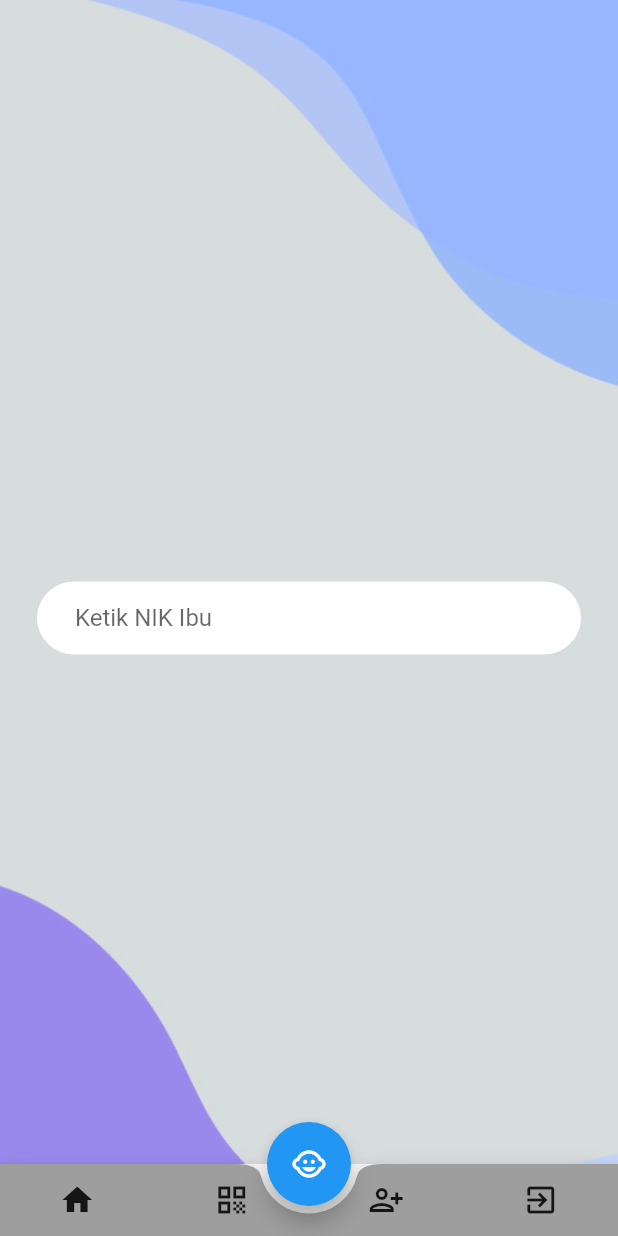
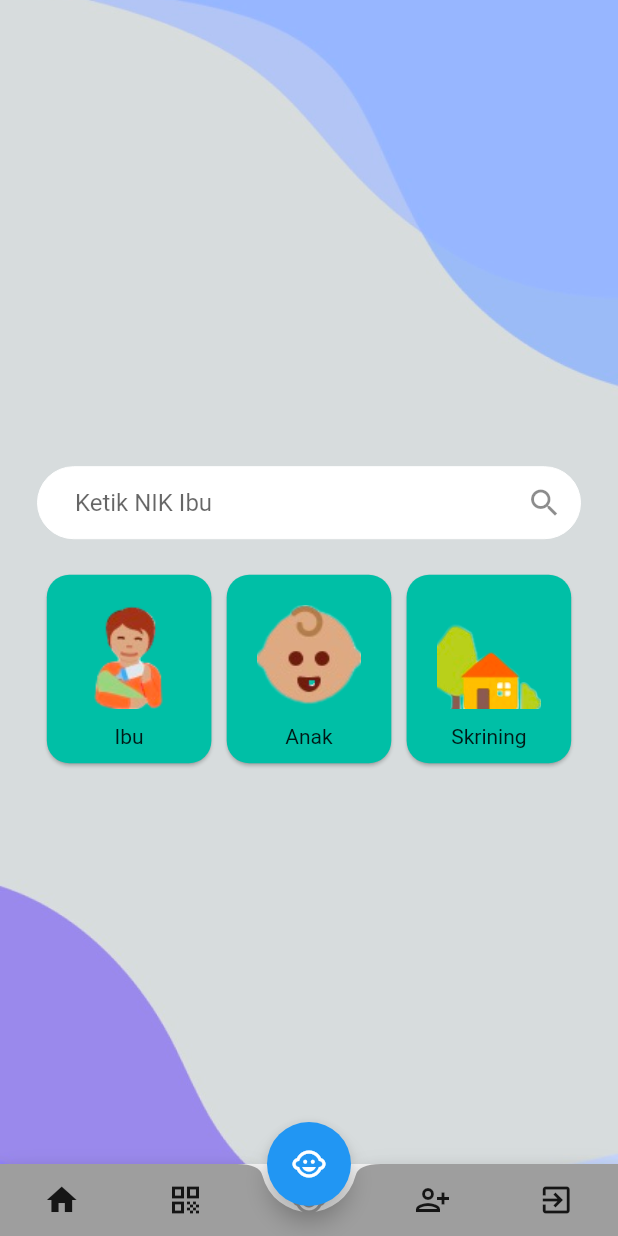
Before and after one commit to nendi123/stunting_app, a Flutter app: the HomePetugasPage screen opened by its route, on a phone screen of 412 x 824 dp. Run offline on Flutter 3.47's test engine with Material 2 defaults, Android fonts, the phone set to English and light mode, and no system bars.

Commit message:
:hammer: image anak dan row home

```diff
--- a/lib/pages/petugas/home_petugas_page.dart
+++ b/lib/pages/petugas/home_petugas_page.dart
@@ -1,4 +1,5 @@
 import 'package:flutter/material.dart';
+import 'package:stunting_app/shared/constant.dart';
 
 class HomePetugasPage extends StatefulWidget {
   const HomePetugasPage({super.key});
@@ -25,13 +26,15 @@ class _HomePetugasPageState extends State<HomePetugasPage> {
           crossAxisAlignment: CrossAxisAlignment.start,
           children: [
             Container(
-              margin: const EdgeInsets.symmetric(horizontal: 25),
+              margin: EdgeInsets.symmetric(horizontal: Constant().margin),
               child: TextField(
                 decoration: InputDecoration(
+                    suffixIcon: Icon(Icons.search),
                     filled: true,
                     fillColor: Colors.white,
                     hintText: 'Ketik NIK Ibu',
-                    contentPadding: const EdgeInsets.symmetric(horizontal: 25),
+                    contentPadding:
+                        EdgeInsets.symmetric(horizontal: Constant().margin),
                     border: OutlineInputBorder(
                       borderRadius: BorderRadius.circular(30),
                     ),
@@ -40,6 +43,93 @@ class _HomePetugasPageState extends State<HomePetugasPage> {
                       borderSide:
                           const BorderSide(color: Colors.white, width: 0.0),
                     )),
+              ),
+            ),
+            const SizedBox(
+              height: 20,
+            ),
+            Container(
+              margin: EdgeInsets.symmetric(horizontal: Constant().margin),
+              child: Row(
+                mainAxisAlignment: MainAxisAlignment.spaceEvenly,
+                mainAxisSize: MainAxisSize.max,
+                children: [
+                  GestureDetector(
+                    onTap: (() {
+                      Navigator.pushNamed(context, '/listPemain');
+                    }),
+                    child: Container(
+                      width: MediaQuery.of(context).size.width / 3.5,
+                      child: Card(
+                          color: Color.fromRGBO(0, 191, 166, 1),
+                          shape: RoundedRectangleBorder(
+                            borderRadius: BorderRadius.circular(15.0),
+                          ),
+                          child: Container(
+                            padding: EdgeInsets.all(10),
+                            child: Column(
+                              children: [
+                                Container(
+                                  padding: EdgeInsets.all(10),
+                                  child: Image.asset('assets/ibu.png'),
+                                ),
+                                Text('Ibu')
+                              ],
+                            ),
+                          )),
+                    ),
+                  ),
+                  GestureDetector(
+                    onTap: (() {
+                      Navigator.pushNamed(context, '/listPelatih');
+                    }),
+                    child: Container(
+                      width: MediaQuery.of(context).size.width / 3.5,
+                      child: Card(
+                          color: Color.fromRGBO(0, 191, 166, 1),
+                          shape: RoundedRectangleBorder(
+                            borderRadius: BorderRadius.circular(15.0),
+                          ),
+                          child: Container(
+                            padding: EdgeInsets.all(10),
+                            child: Column(
+                              children: [
+                                Container(
+                                  padding: EdgeInsets.all(10),
+                                  child: Image.asset('assets/anak.png'),
+                                ),
+                                Text('Anak')
+                              ],
+                            ),
+                          )),
+                    ),
+                  ),
+                  GestureDetector(
+                    onTap: (() {
+                      Navigator.pushNamed(context, '/listPelatih');
+                    }),
+                    child: Container(
+                      width: MediaQuery.of(context).size.width / 3.5,
+                      child: Card(
+                          color: Color.fromRGBO(0, 191, 166, 1),
+                          shape: RoundedRectangleBorder(
+                            borderRadius: BorderRadius.circular(15.0),
+                          ),
+                          child: Container(
+                            padding: EdgeInsets.all(10),
+                            child: Column(
+                              children: [
+                                Container(
+                                  padding: EdgeInsets.all(10),
+                                  child: Image.asset('assets/skrining.png'),
+                                ),
+                                Text('Skrining')
+                              ],
+                            ),
+                          )),
+                    ),
+                  ),
+                ],
               ),
             ),
           ],
@@ -53,7 +143,6 @@ class _HomePetugasPageState extends State<HomePetugasPage> {
       bottomNavigationBar: BottomAppBar(
         color: Colors.grey,
         shape: const CircularNotchedRectangle(),
-        notchMargin: 5,
         child: Row(
           mainAxisSize: MainAxisSize.max,
           mainAxisAlignment: MainAxisAlignment.spaceAround,
@@ -67,6 +156,13 @@ class _HomePetugasPageState extends State<HomePetugasPage> {
             IconButton(
               icon: const Icon(
                 Icons.qr_code,
+              ),
+              onPressed: () {},
+            ),
+            IconButton(
+              icon: const Icon(
+                Icons.child_care,
+                color: Colors.grey,
               ),
               onPressed: () {},
             ),
--- /dev/null
+++ b/lib/shared/constant.dart
@@ -0,0 +1,3 @@
+class Constant {
+  final double margin = 25;
+}
```
Also changed, not shown: lib/pages/orangtua/register_orangtua_page.dart (+18 -15 lines), lib/pages/petugas/login_petugas_page.dart (+10 -9 lines), lib/splash_page.dart (+5 -3 lines), lib/start_page.dart (+7 -6 lines), assets/anak.png (added), assets/ibu.png (added), assets/skrining.png (added).
